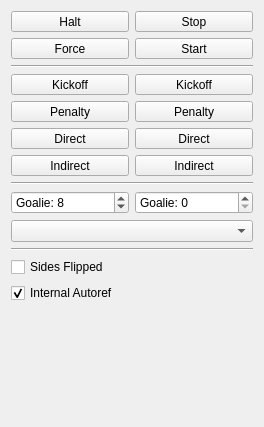
The window that src/ra/refereewidget.ui (robotics-erlangen/framework) describes before a commit, drawn with Qt 5.
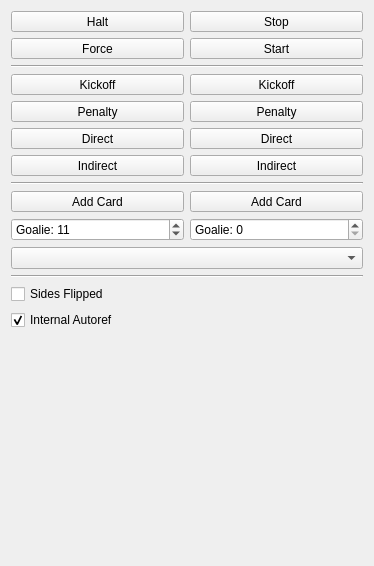
The same window after the commit. Custom widgets are drawn as their Qt base class.

Commit message:
ra: add widget to show cards and goalie, add button to increase cards
for issue #712
teaminfowidget: shows current yellow cards of each team and when the
next card is going to expire.
internalreferee: manages now the current number of yellow cards and is
responsible for changing the timer of each. This could be moved to the
internalgamecontroller.

The edit to the form file:
```diff
--- a/src/ra/refereewidget.ui
+++ b/src/ra/refereewidget.ui
@@ -6,8 +6,8 @@
    <rect>
     <x>0</x>
     <y>0</y>
-    <width>264</width>
-    <height>427</height>
+    <width>374</width>
+    <height>566</height>
    </rect>
   </property>
   <property name="windowTitle">
@@ -284,6 +284,59 @@
      </property>
     </widget>
    </item>
+   <item>
+    <layout class="QHBoxLayout" name="yellowCards">
+     <item>
+      <layout class="QVBoxLayout" name="yellowCardsYellow">
+       <item>
+        <widget class="QToolButton" name="btnRefereeAddCardYellow">
+         <property name="sizePolicy">
+          <sizepolicy hsizetype="Minimum" vsizetype="Fixed">
+           <horstretch>0</horstretch>
+           <verstretch>0</verstretch>
+          </sizepolicy>
+         </property>
+         <property name="focusPolicy">
+          <enum>Qt::TabFocus</enum>
+         </property>
+         <property name="text">
+          <string>Add Card</string>
+         </property>
+         <property name="iconSize">
+          <size>
+           <width>36</width>
+           <height>12</height>
+          </size>
+         </property>
+        </widget>
+       </item>
+      </layout>
+     </item>
+     <item>
+      <layout class="QVBoxLayout" name="yellowCardsBlue">
+       <item>
+        <widget class="QToolButton" name="btnRefereeAddCardBlue">
+         <property name="sizePolicy">
+          <sizepolicy hsizetype="Minimum" vsizetype="Fixed">
+           <horstretch>0</horstretch>
+           <verstretch>0</verstretch>
+          </sizepolicy>
+         </property>
+         <property name="text">
+          <string>Add Card</string>
+         </property>
+         <property name="iconSize">
+          <size>
+           <width>36</width>
+           <height>12</height>
+          </size>
+         </property>
+        </widget>
+       </item>
+      </layout>
+     </item>
+    </layout>
+   </item>
    <item>
     <layout class="QHBoxLayout" name="keeperSettings">
      <item>
@@ -298,7 +351,7 @@
         <number>21</number>
        </property>
        <property name="value">
-        <number>8</number>
+        <number>11</number>
        </property>
       </widget>
      </item>
```
The commit also changes 9 other files.
